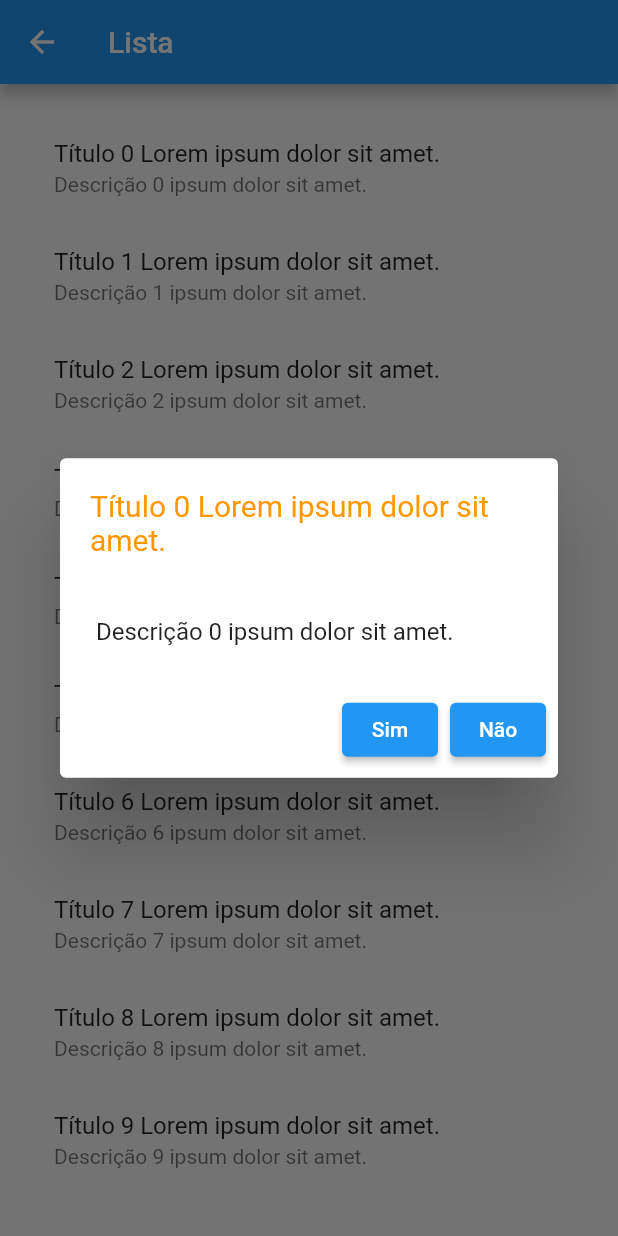
After one commit to GabrielGGhost/estudoDart, a Flutter app: the AlertList screen opened directly, after a tap on an icon or button, on a phone screen of 412 x 824 dp. The commit adds this screen. Run offline on Flutter 3.47's test engine with Material 2 defaults, Android fonts, the phone set to English and light mode, and no system bars.

```diff
--- /dev/null
+++ b/consumo_servicos/lib/AlertList.dart
@@ -0,0 +1,90 @@
+import 'package:flutter/material.dart';
+
+class AlertList extends StatefulWidget {
+  @override
+  _AlertListState createState() => _AlertListState();
+}
+
+class _AlertListState extends State<AlertList> {
+
+  List _itens = [];
+
+  void _carregarItens(){
+
+    _itens = [];
+    for(int i=0; i<=10; i++){
+
+      Map<String, dynamic> item = Map();
+      item["titulo"] = "Título ${i} Lorem ipsum dolor sit amet.";
+      item["descricao"] = "Descrição ${i} ipsum dolor sit amet.";
+      _itens.add( item );
+
+    }
+
+  }
+
+  @override
+  Widget build(BuildContext context) {
+
+    _carregarItens();
+
+    return Scaffold(
+      appBar: AppBar(
+        title: Text("Lista"),
+      ),
+      body: Container(
+        padding: EdgeInsets.all(20),
+        child: ListView.builder(
+            itemCount: _itens.length,
+            itemBuilder: (context, indice){
+
+              //Map<String, dynamic> item = _itens[indice];
+              //print("item ${ _itens[indice]["titulo"] }");
+
+              return ListTile(
+                onTap: (){
+                  //print("clique com onTap ${indice}");
+                  showDialog(
+                      context: context,
+                      builder: (context){
+                        return AlertDialog(
+                          title: Text( _itens[indice]["titulo"] ),
+                          titlePadding: EdgeInsets.all(20),
+                          titleTextStyle: TextStyle(
+                              fontSize: 20,
+                              color: Colors.orange
+                          ),
+                          content: Text( _itens[indice]["descricao"] ),
+                          actions: <Widget>[
+                            ElevatedButton(
+                                onPressed: (){
+                                  print("Selecionado sim");
+                                  Navigator.pop(context);
+                                },
+                                child: Text("Sim")
+                            ),
+                            ElevatedButton(
+                                onPressed: (){
+                                  print("Selecionado nao");
+                                  Navigator.pop(context);
+                                },
+                                child: Text("Não")
+                            )
+                          ],
+                          //backgroundColor: Colors.orange,
+                        );
+                      }
+                  );
+                },
+                /*onLongPress: (){
+                  print("clique com onLongPress");
+                },*/
+                title: Text( _itens[indice]["titulo"] ),
+                subtitle: Text( _itens[indice]["descricao"] ),
+              );
+            }
+        ),
+      ),
+    );
+  }
+}
```
Also changed, not shown: consumo_servicos/lib/FutereBitcoin.dart (added, +53 -0 lines), consumo_servicos/lib/Menu.dart (+21 -1 lines).
